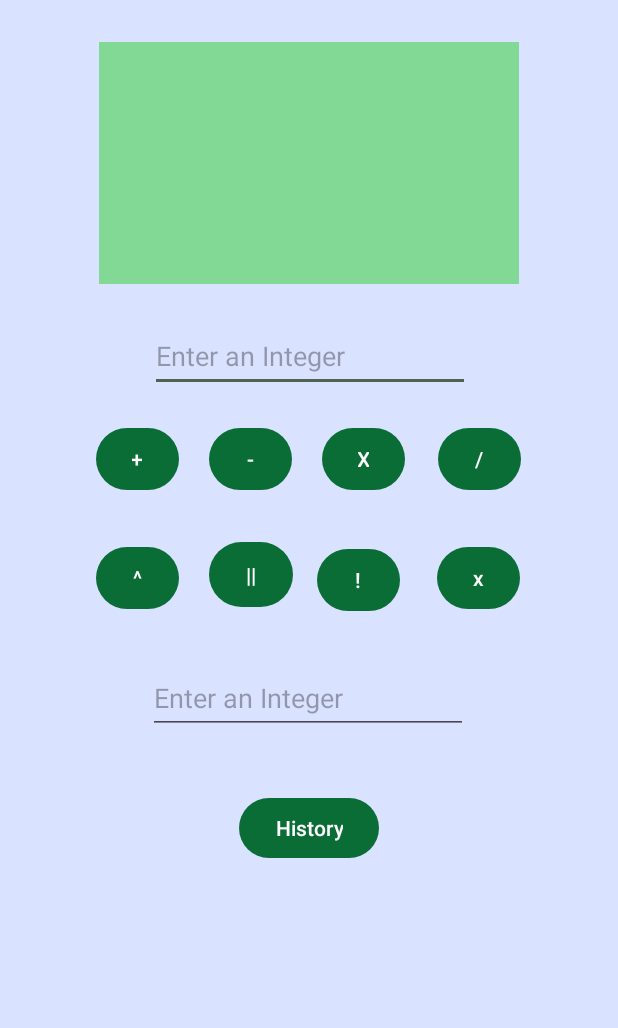
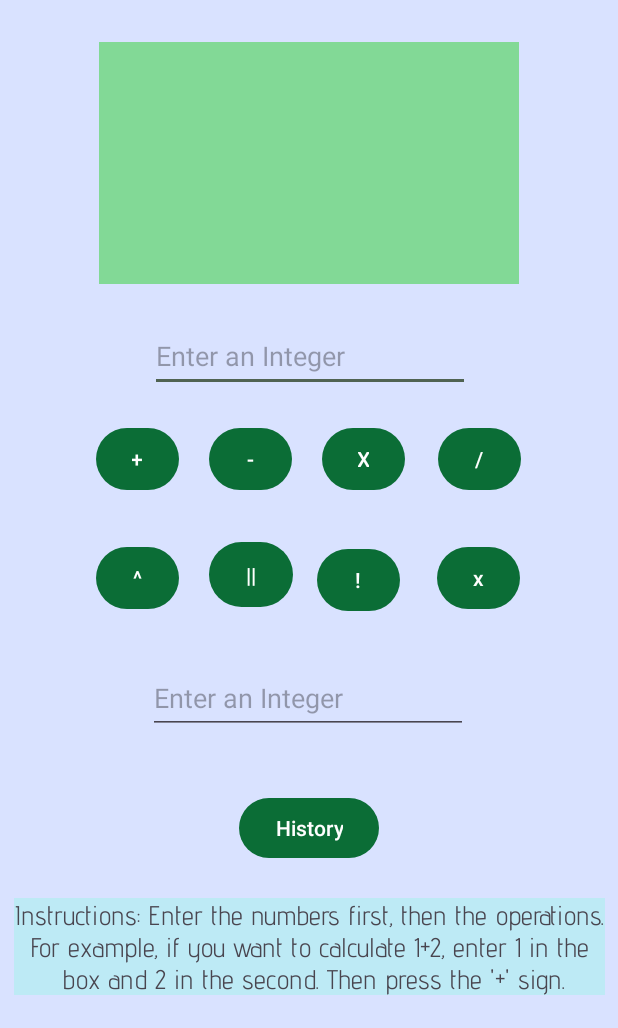
Before and after one commit to PrishaSar/CalculatorAppSaraiya, an Android app: the screen it shows after launch (MainActivity), on a phone screen of 412 x 824 dp, the part 208-1236 px from its top. Run offline under Robolectric (Android 15) with nearby library versions, the phone set to English and light mode, and no system bars.

Commit message:
added instructions to bottom

```diff
--- a/app/src/main/res/layout/activity_main.xml
+++ b/app/src/main/res/layout/activity_main.xml
@@ -203,4 +203,18 @@
         app:layout_constraintTop_toBottomOf="@+id/editTextInput2"
         app:layout_constraintVertical_bias="0.263" />
 
+    <TextView
+        android:id="@+id/textView"
+        android:layout_width="wrap_content"
+        android:layout_height="wrap_content"
+        android:background="@color/md_theme_light_tertiaryContainer"
+        android:fontFamily="@font/advent_pro"
+        android:gravity="center_horizontal"
+        android:text="Instructions: Enter the numbers first, then the operations.\n For example, if you want to calculate 1+2, enter 1 in the \n box and 2 in the second. Then press the '+' sign."
+        android:textSize="18sp"
+        app:layout_constraintBottom_toBottomOf="parent"
+        app:layout_constraintEnd_toEndOf="parent"
+        app:layout_constraintStart_toStartOf="parent"
+        app:layout_constraintTop_toBottomOf="@+id/history" />
+
 </androidx.constraintlayout.widget.ConstraintLayout>
```
Also changed, not shown: app/src/main/java/com/example/calculatorappsaraiya/MainActivity.java (line endings or trailing spaces).
